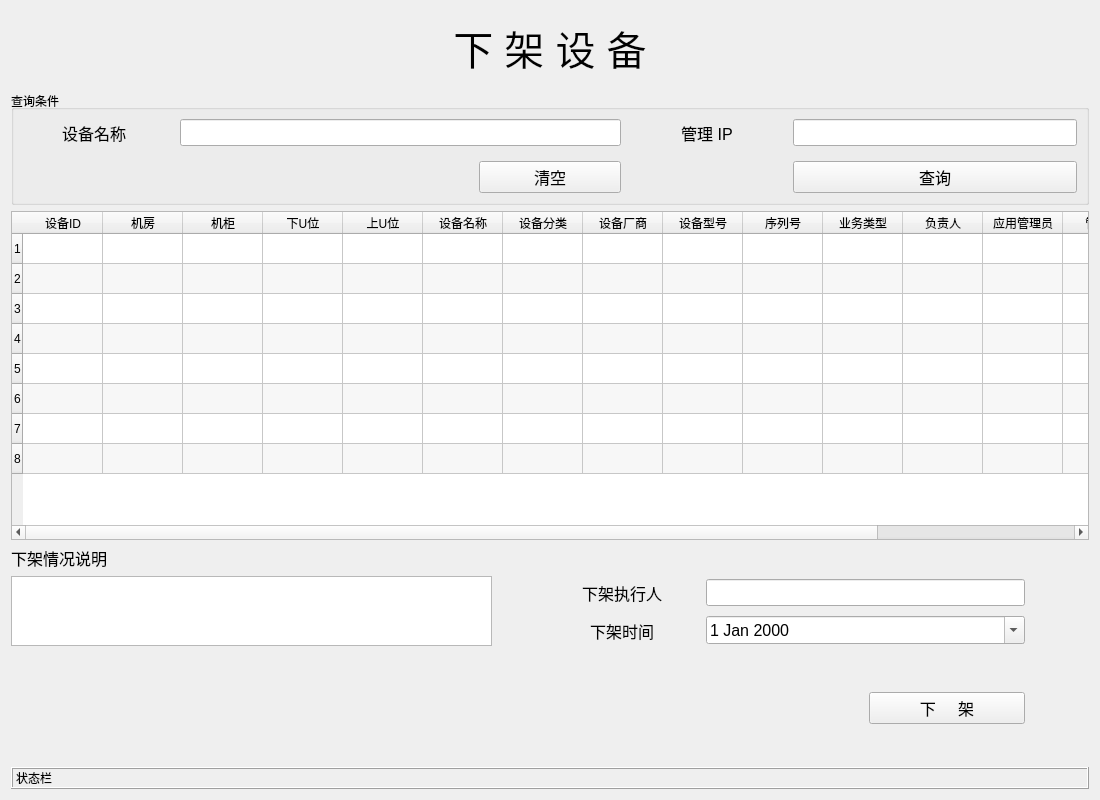
First picture: the form in ui/down_shelf.ui, repository tainyuhong/pyside_machine_system, before the edit.
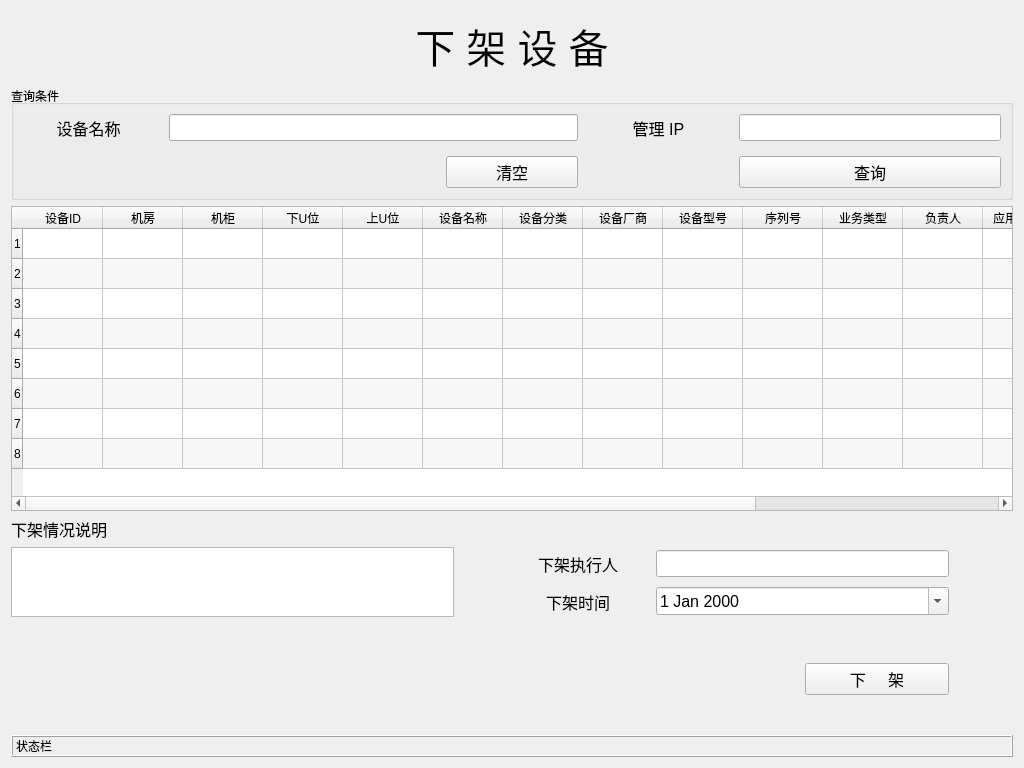
Second picture: the form after the edit.

```diff
--- a/ui/down_shelf.ui
+++ b/ui/down_shelf.ui
@@ -9,8 +9,8 @@
    <rect>
     <x>0</x>
     <y>0</y>
-    <width>1100</width>
-    <height>800</height>
+    <width>1024</width>
+    <height>768</height>
    </rect>
   </property>
   <property name="windowTitle">
```
